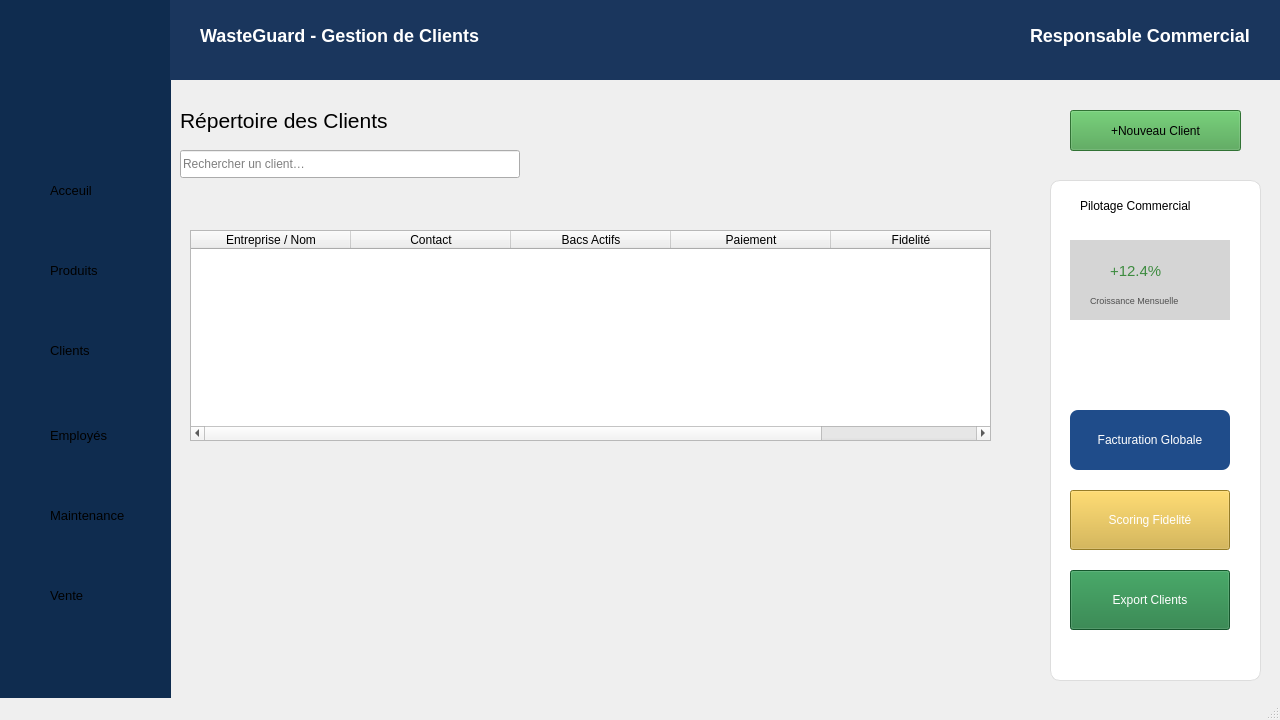
The window that mainwindow.ui (esprit-up-algo/projetcpp2526-s2-2a6-smart-waste-collection-2a6) describes before a commit, drawn with Qt 5.
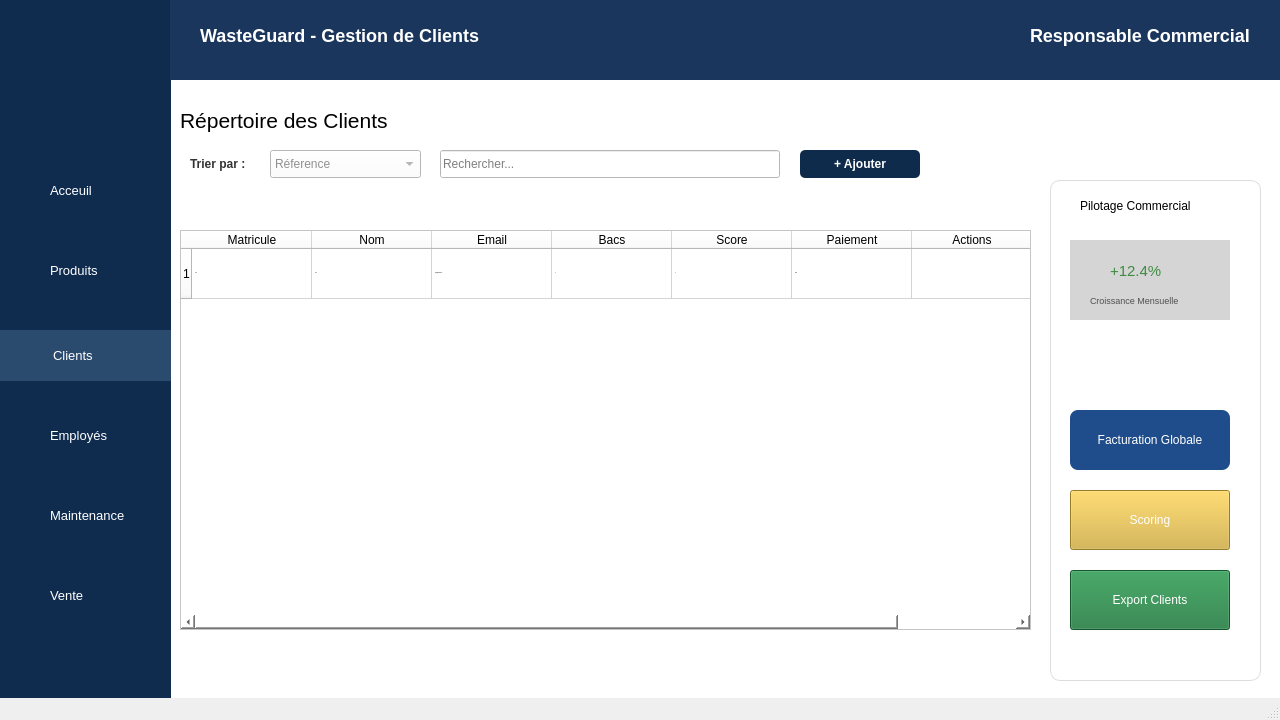
The same window after the commit. Icons and pictures are not drawn.

Patch:
```diff
--- a/mainwindow.ui
+++ b/mainwindow.ui
@@ -17,6 +17,9 @@
    <iconset theme="QIcon::ThemeIcon::ImageLoading"/>
   </property>
   <widget class="QWidget" name="centralwidget">
+   <property name="styleSheet">
+    <string notr="true">background-color: white;</string>
+   </property>
    <widget class="QWidget" name="sidebar" native="true">
     <property name="enabled">
      <bool>true</bool>
@@ -33,7 +36,7 @@
      <bool>false</bool>
     </property>
     <property name="styleSheet">
-     <string notr="true">background-color: #0f2c4f;</string>
+     <string notr="true">background-color: #0f2c4f; color: white;</string>
     </property>
     <widget class="QLabel" name="acceuil">
      <property name="geometry">
@@ -74,10 +77,10 @@
     <widget class="QLabel" name="clients">
      <property name="geometry">
       <rect>
-       <x>50</x>
-       <y>340</y>
-       <width>63</width>
-       <height>20</height>
+       <x>0</x>
+       <y>330</y>
+       <width>171</width>
+       <height>51</height>
       </rect>
      </property>
      <property name="font">
@@ -85,6 +88,9 @@
        <pointsize>10</pointsize>
       </font>
      </property>
+     <property name="styleSheet">
+      <string notr="true">background-color: #2a4a6e; color: white; padding-left: 50px;</string>
+     </property>
      <property name="text">
       <string>Clients</string>
      </property>
@@ -216,91 +222,74 @@
      <string>&lt;html&gt;&lt;head/&gt;&lt;body&gt;&lt;p&gt;&lt;span style=&quot; font-size:16pt;&quot;&gt;Répertoire des Clients&lt;/span&gt;&lt;/p&gt;&lt;/body&gt;&lt;/html&gt;</string>
     </property>
    </widget>
+   <widget class="QLabel" name="lblTrier">
+    <property name="geometry">
+     <rect>
+      <x>190</x>
+      <y>150</y>
+      <width>71</width>
+      <height>28</height>
+     </rect>
+    </property>
+    <property name="styleSheet">
+     <string notr="true">font-weight: bold; color: #333;</string>
+    </property>
+    <property name="text">
+     <string>Trier par :</string>
+    </property>
+   </widget>
+   <widget class="QComboBox" name="cbTrier">
+    <property name="geometry">
+     <rect>
+      <x>270</x>
+      <y>150</y>
+      <width>151</width>
+      <height>28</height>
+     </rect>
+    </property>
+    <property name="styleSheet">
+     <string notr="true">color:rgb(144, 144, 144)</string>
+    </property>
+    <item>
+     <property name="text">
+      <string>Réference</string>
+     </property>
+    </item>
+    <item>
+     <property name="text">
+      <string>Nom</string>
+     </property>
+    </item>
+   </widget>
    <widget class="QLineEdit" name="recherche">
     <property name="geometry">
      <rect>
-      <x>180</x>
+      <x>440</x>
       <y>150</y>
       <width>340</width>
       <height>28</height>
      </rect>
     </property>
     <property name="placeholderText">
-     <string>Rechercher un client…</string>
+     <string>Rechercher...</string>
     </property>
    </widget>
    <widget class="QPushButton" name="nvclient">
     <property name="geometry">
      <rect>
-      <x>1070</x>
-      <y>110</y>
-      <width>171</width>
-      <height>41</height>
+      <x>800</x>
+      <y>150</y>
+      <width>120</width>
+      <height>28</height>
      </rect>
     </property>
     <property name="styleSheet">
-     <string notr="true">background-color: #45a049;</string>
+     <string notr="true">background-color: #0f2b4c; color: white; border-radius: 5px; font-weight: bold;</string>
     </property>
     <property name="text">
-     <string>+Nouveau Client</string>
+     <string>+ Ajouter</string>
     </property>
    </widget>
-   <widget class="QTableWidget" name="tableWidget">
-    <property name="geometry">
-     <rect>
-      <x>190</x>
-      <y>230</y>
-      <width>801</width>
-      <height>211</height>
-     </rect>
-    </property>
-    <property name="showGrid">
-     <bool>true</bool>
-    </property>
-    <attribute name="horizontalHeaderVisible">
-     <bool>true</bool>
-    </attribute>
-    <attribute name="horizontalHeaderDefaultSectionSize">
-     <number>160</number>
-    </attribute>
-    <attribute name="horizontalHeaderHighlightSections">
-     <bool>true</bool>
-    </attribute>
-    <attribute name="verticalHeaderVisible">
-     <bool>false</bool>
-    </attribute>
-    <attribute name="verticalHeaderDefaultSectionSize">
-     <number>50</number>
-    </attribute>
-    <attribute name="verticalHeaderHighlightSections">
-     <bool>true</bool>
-    </attribute>
-    <column>
-     <property name="text">
-      <string>Entreprise / Nom</string>
-     </property>
-    </column>
-    <column>
-     <property name="text">
-      <string>Contact</string>
-     </property>
-    </column>
-    <column>
-     <property name="text">
-      <string>Bacs Actifs</string>
-     </property>
-    </column>
-    <column>
-     <property name="text">
-      <string>Paiement</string>
-     </property>
-    </column>
-    <column>
-     <property name="text">
-      <string>Fidelité</string>
-     </property>
-    </column>
-   </widget>
    <widget class="QWidget" name="sidepanel" native="true">
     <property name="geometry">
      <rect>
@@ -335,7 +324,7 @@
        <rect>
         <x>40</x>
         <y>20</y>
-        <width>61</width>
+        <width>71</width>
         <height>21</height>
        </rect>
       </property>
@@ -434,7 +423,7 @@
 }</string>
      </property>
      <property name="text">
-      <string>Scoring Fidelité</string>
+      <string>Scoring</string>
      </property>
     </widget>
     <widget class="QPushButton" name="exportclient">
@@ -457,6 +446,143 @@
      </property>
     </widget>
    </widget>
+   <widget class="QTableWidget" name="tableWidget">
+    <property name="enabled">
+     <bool>true</bool>
+    </property>
+    <property name="geometry">
+     <rect>
+      <x>180</x>
+      <y>230</y>
+      <width>851</width>
+      <height>400</height>
+     </rect>
+    </property>
+    <property name="font">
+     <font>
+      <pointsize>-1</pointsize>
+      <kerning>true</kerning>
+     </font>
+    </property>
+    <property name="styleSheet">
+     <string notr="true">color:rgb(0, 0, 0);
+font-size: 14px;
+QHeaderView::section {
+    background-color: #1A365D;
+    color: white;
+    font-weight: bold;
+    padding: 4px;
+    border: none;
+    font-size: 11px;
+}</string>
+    </property>
+    <property name="showGrid">
+     <bool>true</bool>
+    </property>
+    <property name="gridStyle">
+     <enum>Qt::PenStyle::SolidLine</enum>
+    </property>
+    <property name="sortingEnabled">
+     <bool>false</bool>
+    </property>
+    <property name="wordWrap">
+     <bool>true</bool>
+    </property>
+    <property name="cornerButtonEnabled">
+     <bool>true</bool>
+    </property>
+    <property name="rowCount">
+     <number>1</number>
+    </property>
+    <attribute name="horizontalHeaderMinimumSectionSize">
+     <number>26</number>
+    </attribute>
+    <attribute name="horizontalHeaderDefaultSectionSize">
+     <number>120</number>
+    </attribute>
+    <attribute name="verticalHeaderMinimumSectionSize">
+     <number>19</number>
+    </attribute>
+    <attribute name="verticalHeaderDefaultSectionSize">
+     <number>50</number>
+    </attribute>
+    <row/>
+    <column>
+     <property name="text">
+      <string>Matricule</string>
+     </property>
+     <property name="font">
+      <font>
+       <pointsize>9</pointsize>
+      </font>
+     </property>
+    </column>
+    <column>
+     <property name="text">
+      <string>Nom</string>
+     </property>
+    </column>
+    <column>
+     <property name="text">
+      <string>Email</string>
+     </property>
+    </column>
+    <column>
+     <property name="text">
+      <string>Bacs</string>
+     </property>
+    </column>
+    <column>
+     <property name="text">
+      <string>Score</string>
+     </property>
+    </column>
+    <column>
+     <property name="text">
+      <string>Paiement</string>
+     </property>
+    </column>
+    <column>
+     <property name="text">
+      <string>Actions</string>
+     </property>
+    </column>
+    <item row="0" column="0">
+     <property name="text">
+      <string>C-01</string>
+     </property>
+    </item>
+    <item row="0" column="1">
+     <property name="text">
+      <string>test</string>
+     </property>
+    </item>
+    <item row="0" column="2">
+     <property name="text">
+      <string>test@gmail.com</string>
+     </property>
+    </item>
+    <item row="0" column="3">
+     <property name="text">
+      <string>0</string>
+     </property>
+    </item>
+    <item row="0" column="4">
+     <property name="text">
+      <string>6</string>
+     </property>
+    </item>
+    <item row="0" column="5">
+     <property name="text">
+      <string>Payé</string>
+     </property>
+    </item>
+    <item row="0" column="6">
+     <property name="text">
+      <string/>
+     </property>
+    </item>
+   </widget>
   </widget>
   <widget class="QMenuBar" name="menubar">
    <property name="geometry">
```
Left out of the diff: 30 changed lines with no effect on the pictures.
